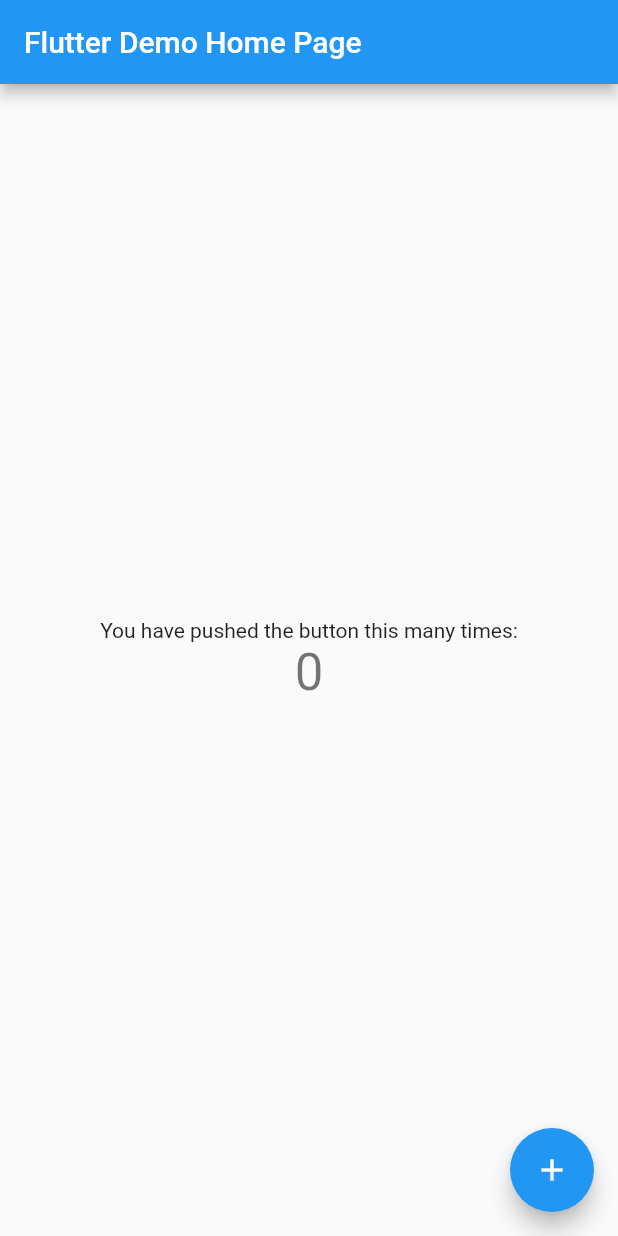
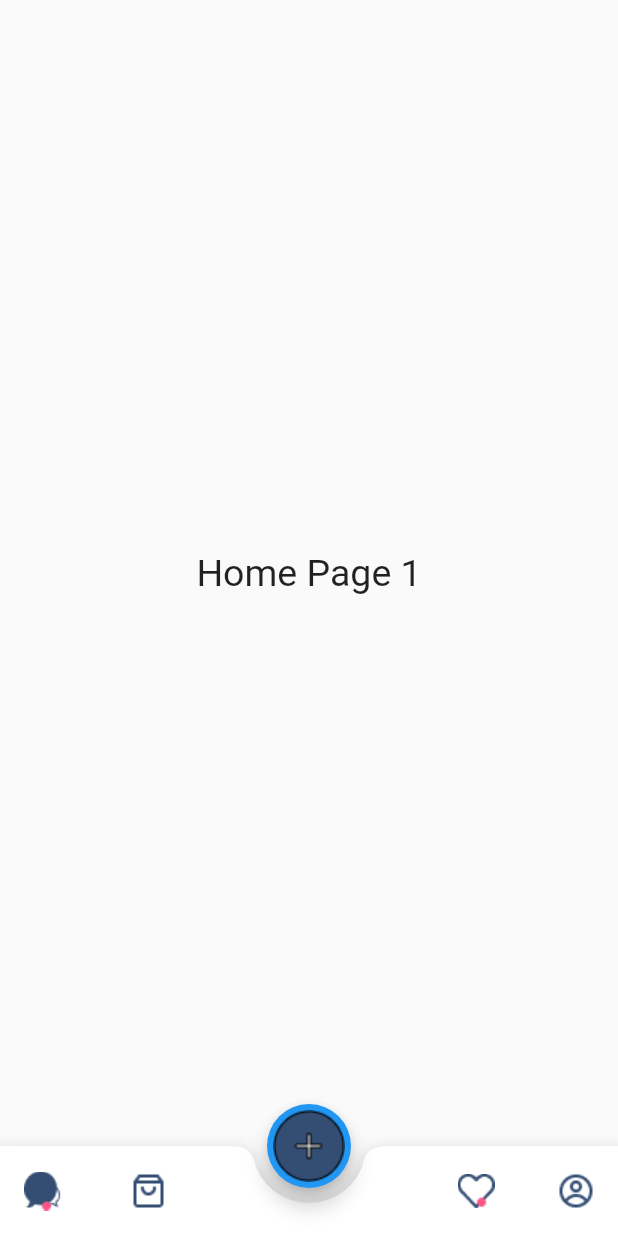
Before and after one commit to toubal77/randolina, a Flutter app: the screen it shows after launch, on a phone screen of 412 x 824 dp. Run offline on Flutter 3.47's test engine with Material 2 defaults, Android fonts, the phone set to English and light mode, and no system bars.

Commit message:
nav bar bottom

```diff
--- /dev/null
+++ b/lib/home_widget.dart
@@ -0,0 +1,115 @@
+import 'package:flutter/material.dart';
+import 'package:randolina/screens/homePage.dart';
+
+class HomeWidget extends StatefulWidget {
+  @override
+  _HomeWidgetState createState() => _HomeWidgetState();
+}
+
+class _HomeWidgetState extends State<HomeWidget> {
+  int selectIndex = 0;
+  int currentTab = 0;
+  List<Widget> widgetsOptions = [
+    HomePage('1'),
+    HomePage('2'),
+    HomePage('3'),
+    HomePage('4'),
+    HomePage('5'),
+  ];
+  final PageStorageBucket bucket = PageStorageBucket();
+  Widget currentScreen = HomePage('1');
+  void onTapBottomNavigation(index) {
+    setState(() {
+      selectIndex = index;
+    });
+  }
+
+  @override
+  Widget build(BuildContext context) {
+    return Scaffold(
+      body: PageStorage(
+        child: currentScreen,
+        bucket: bucket,
+      ),
+      floatingActionButton: FloatingActionButton(
+        child: Image.asset('assets/icons/Plus.png'),
+        onPressed: () {
+          setState(() {
+            currentScreen = HomePage('3');
+            currentTab = 2;
+          });
+        },
+      ),
+      floatingActionButtonLocation: FloatingActionButtonLocation.centerDocked,
+      bottomNavigationBar: BottomAppBar(
+        shape: CircularNotchedRectangle(),
+        notchMargin: 10,
+        child: Container(
+          height: 60,
+          child: Row(
+            mainAxisAlignment: MainAxisAlignment.spaceBetween,
+            children: [
+              Row(
+                crossAxisAlignment: CrossAxisAlignment.start,
+                children: [
+                  MaterialButton(
+                    minWidth: 40,
+                    onPressed: () {
+                      setState(() {
+                        currentScreen = HomePage('1');
+                        currentTab = 0;
+                      });
+                    },
+                    child: Image.asset('assets/icons/Chat.png'),
+                  ),
+                  SizedBox(
+                    width: 10,
+                  ),
+                  MaterialButton(
+                    minWidth: 40,
+                    onPressed: () {
+                      setState(() {
+                        currentScreen = HomePage('2');
+                        currentTab = 1;
+                      });
+                    },
+                    child: Image.asset('assets/icons/Store.png'),
+                  ),
+                ],
+              ),
+              // right Tab Bar Icons
+              Row(
+                crossAxisAlignment: CrossAxisAlignment.start,
+                children: [
+                  MaterialButton(
+                    minWidth: 40,
+                    onPressed: () {
+                      setState(() {
+                        currentScreen = HomePage('4');
+                        currentTab = 3;
+                      });
+                    },
+                    child: Image.asset('assets/icons/Love.png'),
+                  ),
+                  SizedBox(
+                    width: 10,
+                  ),
+                  MaterialButton(
+                    minWidth: 40,
+                    onPressed: () {
+                      setState(() {
+                        currentScreen = HomePage('5');
+                        currentTab = 4;
+                      });
+                    },
+                    child: Image.asset('assets/icons/Profil.png'),
+                  ),
+                ],
+              ),
+            ],
+          ),
+        ),
+      ),
+    );
+  }
+}
--- a/lib/main.dart
+++ b/lib/main.dart
@@ -1,4 +1,5 @@
 import 'package:flutter/material.dart';
+import 'package:randolina/home_widget.dart';
 
 void main() {
   runApp(MyApp());
@@ -9,105 +10,11 @@
   @override
   Widget build(BuildContext context) {
     return MaterialApp(
-      title: 'Flutter Demo',
+      title: 'Randolina',
       theme: ThemeData(
-        // This is the theme of your application.
-        //
-        // Try running your application with "flutter run". You'll see the
-        // application has a blue toolbar. Then, without quitting the app, try
-        // changing the primarySwatch below to Colors.green and then invoke
-        // "hot reload" (press "r" in the console where you ran "flutter run",
-        // or simply save your changes to "hot reload" in a Flutter IDE).
-        // Notice that the counter didn't reset back to zero; the application
-        // is not restarted.
         primarySwatch: Colors.blue,
       ),
-      home: MyHomePage(title: 'Flutter Demo Home Page'),
+      home: HomeWidget(),
     );
   }
 }
-
-class MyHomePage extends StatefulWidget {
-  MyHomePage({Key? key, required this.title}) : super(key: key);
-
-  // This widget is the home page of your application. It is stateful, meaning
-  // that it has a State object (defined below) that contains fields that affect
-  // how it looks.
-
-  // This class is the configuration for the state. It holds the values (in this
-  // case the title) provided by the parent (in this case the App widget) and
-  // used by the build method of the State. Fields in a Widget subclass are
-  // always marked "final".
-
-  final String title;
-
-  @override
-  _MyHomePageState createState() => _MyHomePageState();
-}
-
-class _MyHomePageState extends State<MyHomePage> {
-  int _counter = 0;
-
-  void _incrementCounter() {
-    setState(() {
-      // This call to setState tells the Flutter framework that something has
-      // changed in this State, which causes it to rerun the build method below
-      // so that the display can reflect the updated values. If we changed
-      // _counter without calling setState(), then the build method would not be
-      // called again, and so nothing would appear to happen.
-      _counter++;
-    });
-  }
-
-  @override
-  Widget build(BuildContext context) {
-    // This method is rerun every time setState is called, for instance as done
-    // by the _incrementCounter method above.
-    //
-    // The Flutter framework has been optimized to make rerunning build methods
-    // fast, so that you can just rebuild anything that needs updating rather
-    // than having to individually change instances of widgets.
-    return Scaffold(
-      appBar: AppBar(
-        // Here we take the value from the MyHomePage object that was created by
-        // the App.build method, and use it to set our appbar title.
-        title: Text(widget.title),
-      ),
-      body: Center(
-        // Center is a layout widget. It takes a single child and positions it
-        // in the middle of the parent.
-        child: Column(
-          // Column is also a layout widget. It takes a list of children and
-          // arranges them vertically. By default, it sizes itself to fit its
-          // children horizontally, and tries to be as tall as its parent.
-          //
-          // Invoke "debug painting" (press "p" in the console, choose the
-          // "Toggle Debug Paint" action from the Flutter Inspector in Android
-          // Studio, or the "Toggle Debug Paint" command in Visual Studio Code)
-          // to see the wireframe for each widget.
-          //
-          // Column has various properties to control how it sizes itself and
-          // how it positions its children. Here we use mainAxisAlignment to
-          // center the children vertically; the main axis here is the vertical
-          // axis because Columns are vertical (the cross axis would be
-          // horizontal).
-          mainAxisAlignment: MainAxisAlignment.center,
-          children: <Widget>[
-            Text(
-              'You have pushed the button this many times:',
-            ),
-            Text(
-              '$_counter',
-              style: Theme.of(context).textTheme.headline4,
-            ),
-          ],
-        ),
-      ),
-      floatingActionButton: FloatingActionButton(
-        onPressed: _incrementCounter,
-        tooltip: 'Increment',
-        child: Icon(Icons.add),
-      ), // This trailing comma makes auto-formatting nicer for build methods.
-    );
-  }
-}
--- /dev/null
+++ b/lib/screens/homePage.dart
@@ -0,0 +1,20 @@
+import 'package:flutter/material.dart';
+
+class HomePage extends StatelessWidget {
+  String? index;
+  HomePage(this.index);
+
+  @override
+  Widget build(BuildContext context) {
+    return Scaffold(
+      body: Center(
+        child: Text(
+          'Home Page ' + index!,
+          style: TextStyle(
+            fontSize: 25,
+          ),
+        ),
+      ),
+    );
+  }
+}
```
Also changed, not shown: pubspec.yaml (+6 -1 lines), assets/icons/Chat.png (added), assets/icons/Love.png (added), assets/icons/Plus.png (added), assets/icons/Profil.png (added), assets/icons/Store.png (added).
